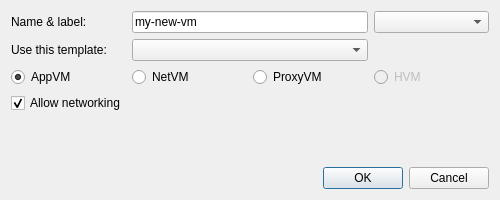
QubesOS/qubes-manager, file newappvmdlg.ui: the form before one commit.
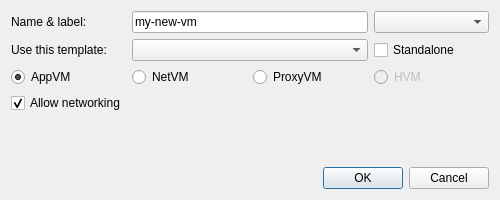
The form after the commit. Icons and pictures are not drawn.

Commit message: Allow to create Standalone VM (#669)

Patch:
```diff
--- a/newappvmdlg.ui
+++ b/newappvmdlg.ui
@@ -85,6 +85,13 @@
        </property>
       </widget>
      </item>
+     <item row="1" column="3">
+      <widget class="QCheckBox" name="standalone">
+       <property name="text">
+        <string>Standalone</string>
+       </property>
+      </widget>
+     </item>
     </layout>
    </item>
    <item>
```
The commit also changes 1 other file.
